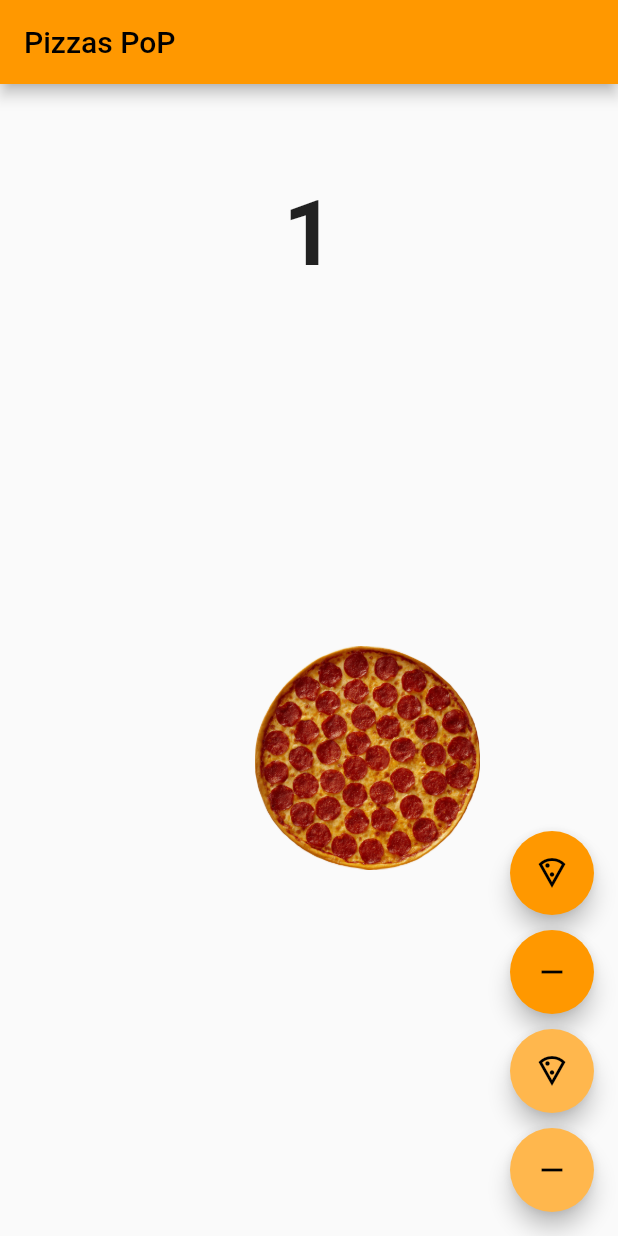
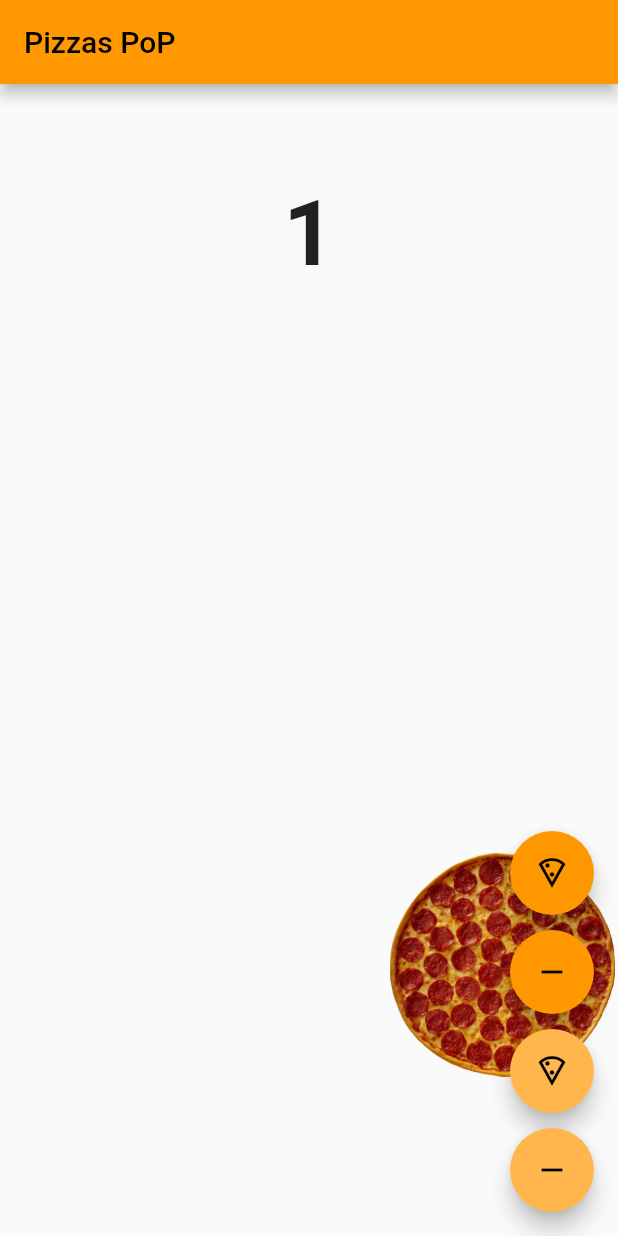
Before and after one commit to JuMANocta/anim_pizza_flutter, a Flutter app: the screen it shows after launch, after a tap on the "local pizza" icon, on a phone screen of 412 x 824 dp. Run offline on Flutter 3.47's test engine with Material 2 defaults, Android fonts, the phone set to English and light mode, and no system bars; our stand-ins replace bloc, equatable, flutter_bloc.

Commit message:
modif random positioned

```diff
--- a/lib/main.dart
+++ b/lib/main.dart
@@ -74,8 +74,8 @@ class _MyHomePageState extends State<MyHomePage> {
                     children: [
                       for (int i = 0; i < state.pizzas.length; i++)
                         Positioned(
-                          left: Random().nextInt(250).toDouble(),
-                          top: Random().nextInt(400).toDouble(),
+                          left: Random().nextInt(MediaQuery.of(context).size.width ~/1.5).toDouble(),
+                          top: Random().nextInt(MediaQuery.of(context).size.height ~/ 1.5).toDouble(),
                           child: SizedBox(
                             height: 150,
                             width: 150,
```
